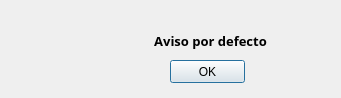
Old version of the form venAviso.ui in the repository YukiTheThicc/BARREIROCHAPELA.
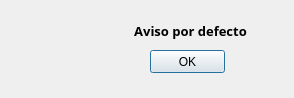
New version of the form. Icons and pictures are not drawn.

Patch:
```diff
--- a/venAviso.ui
+++ b/venAviso.ui
@@ -9,7 +9,7 @@
    <rect>
     <x>0</x>
     <y>0</y>
-    <width>341</width>
+    <width>294</width>
     <height>98</height>
    </rect>
   </property>
@@ -22,8 +22,8 @@
   <widget class="QPushButton" name="btn_ok">
    <property name="geometry">
     <rect>
-     <x>170</x>
-     <y>60</y>
+     <x>150</x>
+     <y>50</y>
      <width>75</width>
      <height>23</height>
     </rect>
@@ -35,8 +35,8 @@
   <widget class="QLabel" name="lbl_mensaje">
    <property name="geometry">
     <rect>
-     <x>130</x>
-     <y>30</y>
+     <x>110</x>
+     <y>20</y>
      <width>161</width>
      <height>21</height>
     </rect>
```
